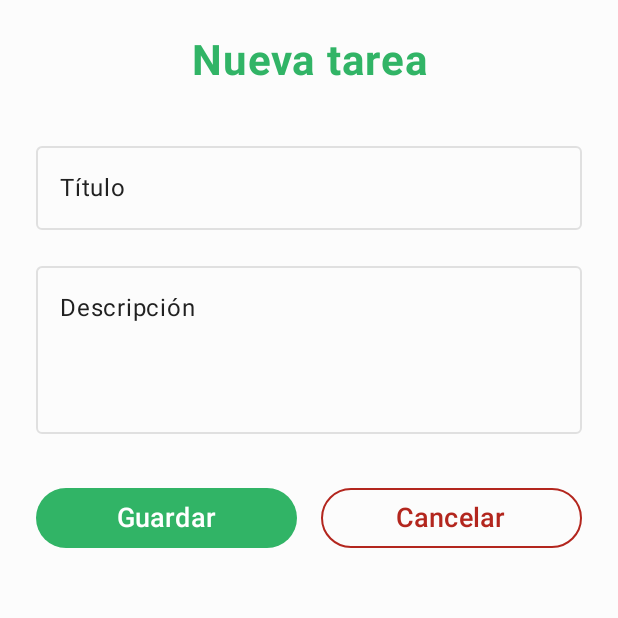
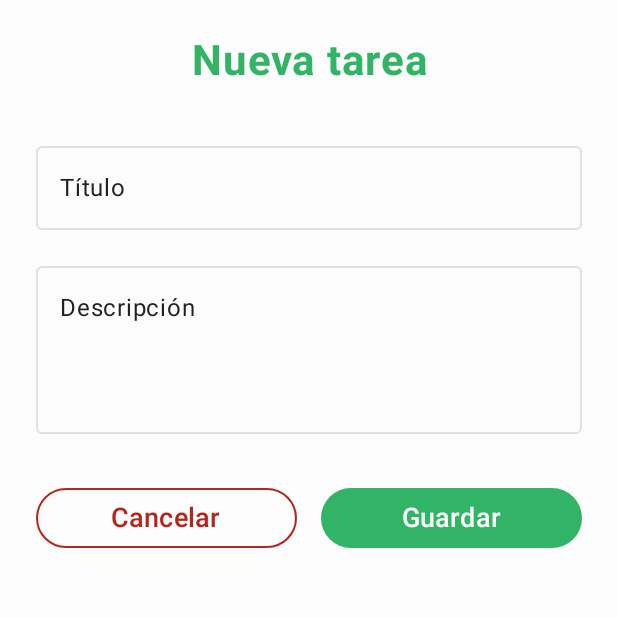
Before and after one commit to jdfm504/TareaFlow, an Android app built with Jetpack Compose: the TaskEditScreen screen opened through its navigation route, on a phone screen of 412 x 824 dp, the top half of it. Run offline under Robolectric (Android 15) with nearby library versions, the phone set to English and light mode, and no system bars; our stand-ins replace Firebase (no records; nobody signed in at launch, a user with empty details on screens opened directly).

Commit message:
Cambiada posicion de boton aceptar y cancelar de pantalla TaskEditScreen.kt más natural aceptar a la derecha. añadido texto de borrar para mejorar accesibilidad en HomeScreen.kt

```diff
--- a/app/src/main/java/com/campusdigitalfp/tareaflow/ui/screens/home/TaskEditScreen.kt
+++ b/app/src/main/java/com/campusdigitalfp/tareaflow/ui/screens/home/TaskEditScreen.kt
@@ -113,6 +113,23 @@ fun TaskEditScreen(
                     horizontalArrangement = Arrangement.SpaceEvenly,
                     modifier = Modifier.fillMaxWidth()
                 ) {
+                    OutlinedButton(
+                        onClick = { navController.popBackStack() },
+                        border = BorderStroke(1.dp, MaterialTheme.colorScheme.error),
+                        colors = ButtonDefaults.outlinedButtonColors(
+                            contentColor = MaterialTheme.colorScheme.error
+                        ),
+                        modifier = Modifier.weight(1f)
+                    ) {
+                        Text(
+                            stringResource(R.string.cancel_button),
+                            fontSize = 18.sp,
+                            fontWeight = FontWeight.SemiBold
+                        )
+                    }
+
+                    Spacer(modifier = Modifier.width(16.dp))
+
                     Button(
                         onClick = {
                             if (title.isNotBlank()) {
@@ -140,23 +157,6 @@ fun TaskEditScreen(
                             fontWeight = FontWeight.SemiBold
                         )
                     }
-
-                    Spacer(modifier = Modifier.width(16.dp))
-
-                    OutlinedButton(
-                        onClick = { navController.popBackStack() },
-                        border = BorderStroke(1.dp, MaterialTheme.colorScheme.error),
-                        colors = ButtonDefaults.outlinedButtonColors(
-                            contentColor = MaterialTheme.colorScheme.error
-                        ),
-                        modifier = Modifier.weight(1f)
-                    ) {
-                        Text(
-                            stringResource(R.string.cancel_button),
-                            fontSize = 18.sp,
-                            fontWeight = FontWeight.SemiBold
-                        )
-                    }
                 }
             }
         }
```
Also changed, not shown: app/src/main/java/com/campusdigitalfp/tareaflow/ui/screens/home/HomeScreen.kt (+21 -6 lines).
